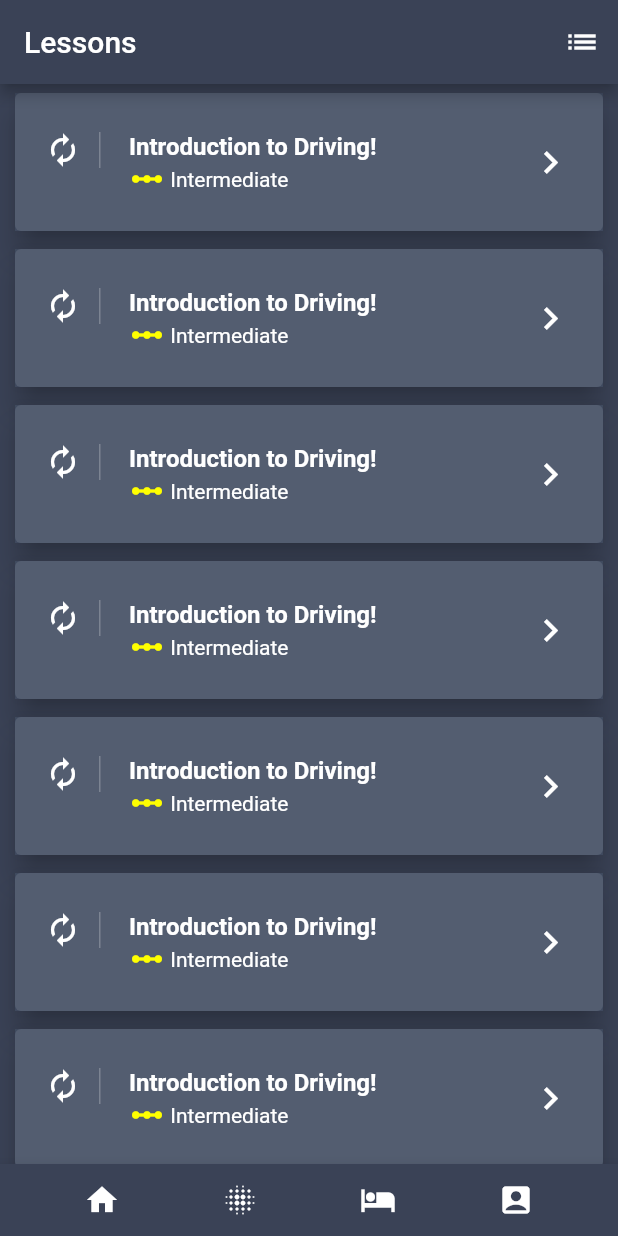
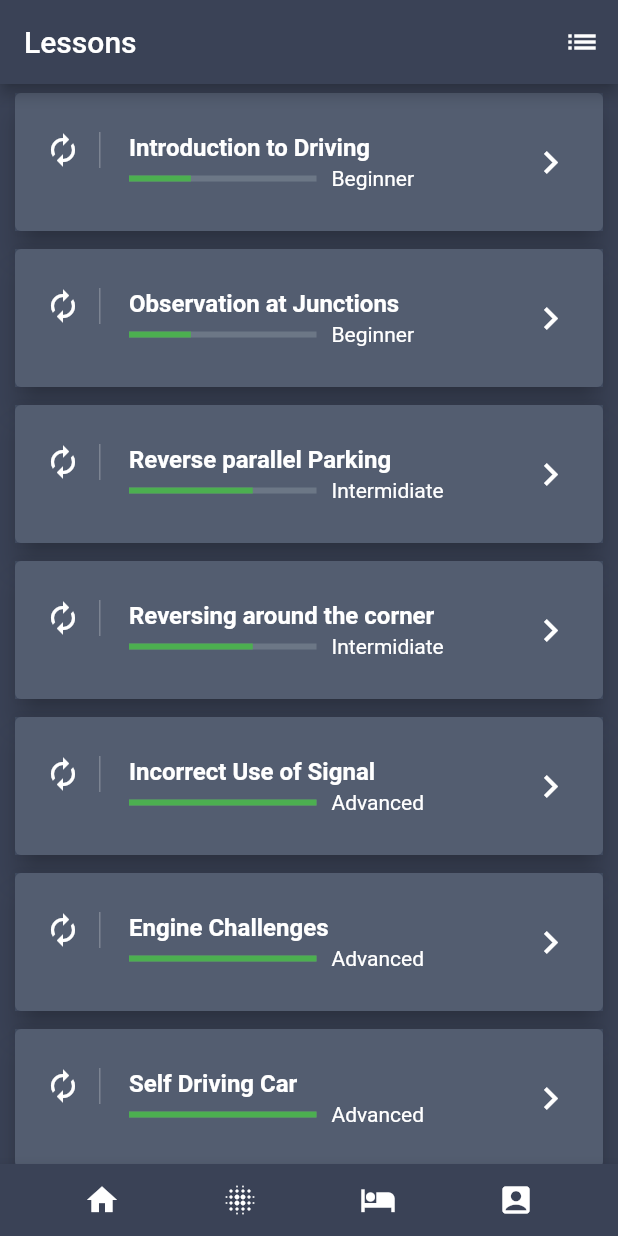
Before and after one commit to codetosanfrancisco/flutter_driving, a Flutter app: the screen it shows after launch, on a phone screen of 412 x 824 dp. Run offline on Flutter 3.47's test engine with Material 2 defaults, Android fonts, the phone set to English and light mode, and no system bars.

Commit message:
Flutter Design Practice Completed

```diff
--- /dev/null
+++ b/lib/data/Lessons.dart
@@ -0,0 +1,55 @@
+import '../models/Lesson.dart';
+
+List<Lesson> getLessons() {
+  return [
+    Lesson(
+        title: "Introduction to Driving",
+        level: "Beginner",
+        indicatorValue: 0.33,
+        price: 20,
+        content:
+            "Start by taking a couple of minutes to read the info in this section. Launch your app and click on the Settings menu.  While on the settings page, click the Save button.  You should see a circular progress indicator display in the middle of the page and the user interface elements cannot be clicked due to the modal barrier that is constructed."),
+    Lesson(
+        title: "Observation at Junctions",
+        level: "Beginner",
+        indicatorValue: 0.33,
+        price: 50,
+        content:
+            "Start by taking a couple of minutes to read the info in this section. Launch your app and click on the Settings menu.  While on the settings page, click the Save button.  You should see a circular progress indicator display in the middle of the page and the user interface elements cannot be clicked due to the modal barrier that is constructed."),
+    Lesson(
+        title: "Reverse parallel Parking",
+        level: "Intermidiate",
+        indicatorValue: 0.66,
+        price: 30,
+        content:
+            "Start by taking a couple of minutes to read the info in this section. Launch your app and click on the Settings menu.  While on the settings page, click the Save button.  You should see a circular progress indicator display in the middle of the page and the user interface elements cannot be clicked due to the modal barrier that is constructed."),
+    Lesson(
+        title: "Reversing around the corner",
+        level: "Intermidiate",
+        indicatorValue: 0.66,
+        price: 30,
+        content:
+            "Start by taking a couple of minutes to read the info in this section. Launch your app and click on the Settings menu.  While on the settings page, click the Save button.  You should see a circular progress indicator display in the middle of the page and the user interface elements cannot be clicked due to the modal barrier that is constructed."),
+    Lesson(
+        title: "Incorrect Use of Signal",
+        level: "Advanced",
+        indicatorValue: 1.0,
+        price: 50,
+        content:
+            "Start by taking a couple of minutes to read the info in this section. Launch your app and click on the Settings menu.  While on the settings page, click the Save button.  You should see a circular progress indicator display in the middle of the page and the user interface elements cannot be clicked due to the modal barrier that is constructed."),
+    Lesson(
+        title: "Engine Challenges",
+        level: "Advanced",
+        indicatorValue: 1.0,
+        price: 50,
+        content:
+            "Start by taking a couple of minutes to read the info in this section. Launch your app and click on the Settings menu.  While on the settings page, click the Save button.  You should see a circular progress indicator display in the middle of the page and the user interface elements cannot be clicked due to the modal barrier that is constructed."),
+    Lesson(
+        title: "Self Driving Car",
+        level: "Advanced",
+        indicatorValue: 1.0,
+        price: 50,
+        content:
+            "Start by taking a couple of minutes to read the info in this section. Launch your app and click on the Settings menu.  While on the settings page, click the Save button.  You should see a circular progress indicator display in the middle of the page and the user interface elements cannot be clicked due to the modal barrier that is constructed.  ")
+  ];
+}
--- a/lib/main.dart
+++ b/lib/main.dart
@@ -1,4 +1,5 @@
 import 'package:flutter/material.dart';
+import 'package:flutter/rendering.dart';
 import 'App.dart';
 
 void main() {
--- /dev/null
+++ b/lib/models/Lesson.dart
@@ -0,0 +1,10 @@
+class Lesson {
+  String title;
+  String level;
+  double indicatorValue;
+  int price;
+  String content;
+
+  Lesson(
+      {this.title, this.level, this.indicatorValue, this.price, this.content});
+}
--- a/lib/src/containers/ListPage.dart
+++ b/lib/src/containers/ListPage.dart
@@ -1,4 +1,7 @@
 import 'package:flutter/material.dart';
+import '../../models/Lesson.dart';
+import '../../data/Lessons.dart';
+import '../components/DetailPage.dart';
 
 class ListPage extends StatefulWidget {
   ListPage({Key key, this.title}) : super(key: key);
@@ -12,6 +15,8 @@ class ListPage extends StatefulWidget {
 }
 
 class ListPageState extends State<ListPage> {
+  List<Lesson> lessons;
+
   AppBar getTopAppBar(widget) {
     return AppBar(
       backgroundColor: Color.fromRGBO(58, 66, 86, 1.0),
@@ -50,20 +55,44 @@ class ListPageState extends State<ListPage> {
         ]),
   );
 
-  final makeListTile = ListTile(
-    title: Text("Introduction to Driving!",
+  ListTile makeListTile(Lesson lesson) {
+    return ListTile(
+      onTap: () {
+        Navigator.push(context, MaterialPageRoute(builder: (context) {
+          return DetailPage(lesson: lesson);
+        }));
+      },
+      title: Text(lesson.title,
           style: TextStyle(color: Colors.white, fontWeight: FontWeight.bold)),
       subtitle: Row(
         children: <Widget>[
-        Icon(Icons.linear_scale, color: Colors.yellowAccent),
-        Text(" Intermediate", style: TextStyle(color: Colors.white))
+          Expanded(
+            flex: 1,
+            child: Container(
+              child: LinearProgressIndicator(
+                  backgroundColor: Color.fromRGBO(209, 224, 224, 0.2),
+                  value: lesson.indicatorValue,
+                  valueColor: AlwaysStoppedAnimation(Colors.green)),
+            ),
+          ),
+          Expanded(
+            child: Padding(
+              padding: EdgeInsets.only(left: 10.0),
+              child: Text(
+                lesson.level,
+                style: TextStyle(color: Colors.white),
+              ),
+            ),
+          )
         ],
       ),
-    trailing: Icon(Icons.keyboard_arrow_right, color: Colors.white, size: 30.0),
+      trailing:
+          Icon(Icons.keyboard_arrow_right, color: Colors.white, size: 30.0),
       leading: Container(
         padding: EdgeInsets.only(right: 12.0),
         decoration: BoxDecoration(
-          border: Border(right: BorderSide(width: 1.0, color: Colors.white24))),
+            border:
+                Border(right: BorderSide(width: 1.0, color: Colors.white24))),
         child: Icon(
           Icons.autorenew,
           color: Colors.white,
@@ -71,14 +100,15 @@ class ListPageState extends State<ListPage> {
       ),
       contentPadding: EdgeInsets.symmetric(horizontal: 20.0, vertical: 10.0),
     );
+  }
 
-  makeCard() {
+  Card makeCard(Lesson lesson) {
     return Card(
       elevation: 8.0,
       margin: EdgeInsets.symmetric(horizontal: 10.0, vertical: 6.0),
       child: Container(
         decoration: BoxDecoration(color: Color.fromRGBO(64, 75, 96, .9)),
-        child: makeListTile,
+        child: makeListTile(lesson),
       ),
     );
   }
@@ -88,12 +118,18 @@ class ListPageState extends State<ListPage> {
       child: ListView.builder(
         scrollDirection: Axis.vertical,
         shrinkWrap: true,
-        itemCount: 10,
+        itemCount: lessons.length,
         itemBuilder: (BuildContext context, int index) {
-          return makeCard();
+          return makeCard(lessons[index]);
         },
       ),
     );
+  }
+
+  @override
+  void initState() {
+    lessons = getLessons();
+    super.initState();
   }
 
   @override
```
Also changed, not shown: lib/src/components/DetailPage.dart (added, +157 -0 lines), pubspec.yaml (+12 -6 lines), assets/drive-steering-wheel.jpg (added), fonts/Raleway-Light.ttf (added), fonts/Raleway-Thin.ttf (added), fonts/driving.ttf (added), lib/src/containers/DetailPage.dart (added), 1 other file. Lines whose indentation alone changed are shown as unchanged.
